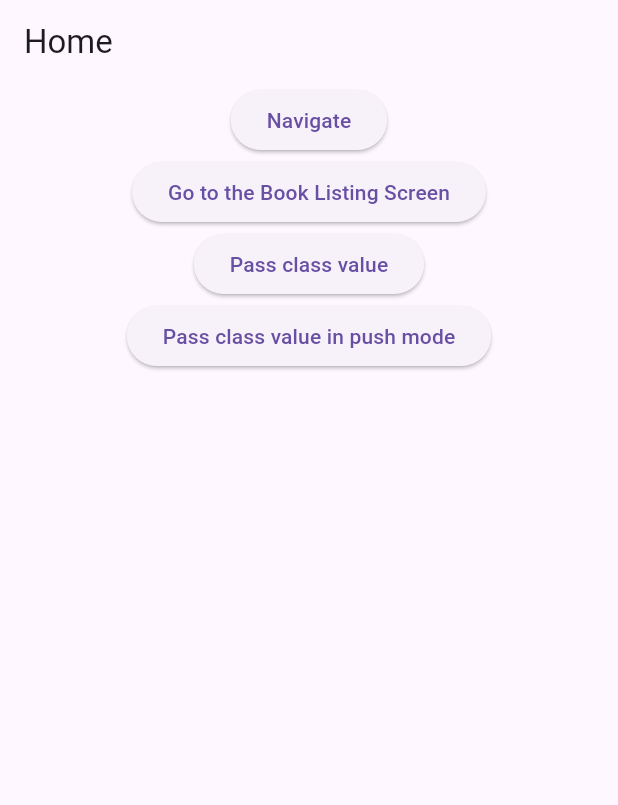
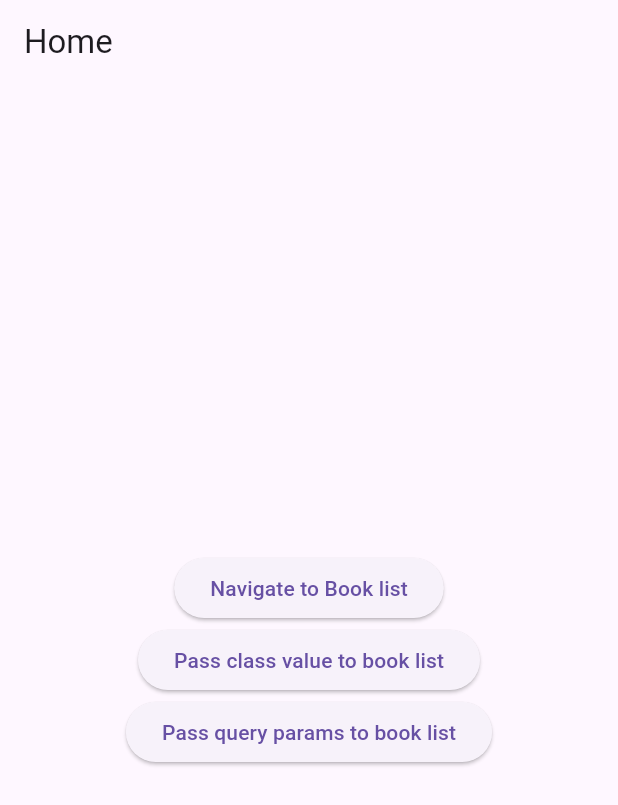
Before and after one commit to Cavin6080/Auto_route_Demo, a Flutter app: the screen it shows after launch, on a phone screen of 412 x 824 dp. Shown: the top 805 px of the screen. Run offline on Flutter 3.47's test engine with Material 2 defaults, Android fonts, the phone set to English and light mode, and no system bars; our stand-ins replace auto_route.

Commit message:
[FIX] Refactored the simple navigation

```diff
--- /dev/null
+++ b/lib/class/person_class.dart
@@ -0,0 +1,4 @@
+class Person {
+  Person({this.name});
+  String? name;
+}
--- a/lib/pages/book_details_page.dart
+++ b/lib/pages/book_details_page.dart
@@ -11,9 +11,10 @@ class BookDetailsPage extends StatelessWidget {
     return Scaffold(
       appBar: AppBar(
         leading: const AutoLeadingButton(),
+        title: const Text("Book details page"),
       ),
       body: const Center(
-        child: Text("data"),
+        child: Text("Coming soon"),
       ),
     );
   }
--- a/lib/pages/home_page.dart
+++ b/lib/pages/home_page.dart
@@ -1,4 +1,5 @@
 import 'package:auto_route/auto_route.dart';
+import 'package:auto_route_demo/class/person_class.dart';
 import 'package:auto_route_demo/pages/book_list_page.dart';
 import 'package:auto_route_demo/routes/routes.gr.dart';
 import 'package:flutter/material.dart';
@@ -12,71 +13,37 @@ class HomePage extends StatelessWidget {
       appBar: AppBar(
         title: const Text("Home"),
       ),
-      body: ListView(
-        children: [
-          Center(
-            child: ElevatedButton(
-              onPressed: () => context.navigateTo(
+      body: Center(
+        child: Column(
+          mainAxisAlignment: MainAxisAlignment.center,
+          crossAxisAlignment: CrossAxisAlignment.center,
+          children: [
+            ElevatedButton(
+              onPressed: () => context.pushRoute(BookListRoute(id: '1')),
+              child: const Text(
+                "Navigate to Book list",
+              ),
+            ),
+            ElevatedButton(
+              onPressed: () => context.pushRoute(
                 BookListRoute(
-                  name: 'cavin',
-                  // isGreen: true,
-                  // showName: false,
+                  id: '2',
+                  person: Person(name: "Cavin"),
                 ),
               ),
-              child: const Text(
-                "Navigate",
-              ),
+              child: const Text("Pass class value to book list"),
             ),
-          ),
-          Center(
-            child: ElevatedButton(
+            ElevatedButton(
               onPressed: () => context.pushRoute(
                 BookListRoute(
-                  name: 'cavin',
-                  // isGreen: true,
-                  // showName: false,
+                  id: '2',
+                  showName: true,
                 ),
               ),
-              child: const Text(
-                "Go to the Book Listing Screen",
-              ),
+              child: const Text("Pass query params to book list"),
             ),
-          ),
-          Center(
-            child: ElevatedButton(
-              onPressed: () => context.pushRoute(
-                BookListRoute(
-                  name: 'cavin',
-                  person: [
-                    Person(
-                      name: "hola person",
-                    ),
-                  ],
-                ),
-              ),
-              child: const Text(
-                "Pass class value",
-              ),
-            ),
-          ),
-          Center(
-            child: ElevatedButton(
-              onPressed: () => context.pushRoute(
-                BookListRoute(
-                  name: 'cavin',
-                  person: [
-                    Person(
-                      name: "hola person",
-                    ),
-                  ],
-                ),
-              ),
-              child: const Text(
-                "Pass class value in push mode",
-              ),
-            ),
-          ),
-        ],
+          ],
+        ),
       ),
     );
   }
--- a/lib/routes/routes.dart
+++ b/lib/routes/routes.dart
@@ -12,14 +12,13 @@ import 'package:flutter/src/widgets/container.dart';
     AutoRoute(
       page: HomePage,
       initial: true,
-      path: '/home',
     ),
     AutoRoute(
       page: BookListPage,
-      path: '/home/:name',
+      path: '/:id',
       maintainState: true,
     ),
-    AutoRoute(page: BookDetailsPage, path: '/details'),
+    AutoRoute(page: BookDetailsPage, path: '/book-details'),
     AutoRoute(path: '/home/*', page: DemoPage),
 
     // if the path does not match to home, it will redirect
```
Also changed, not shown: lib/pages/book_list_page.dart (+25 -35 lines), lib/routes/routes.gr.dart.
